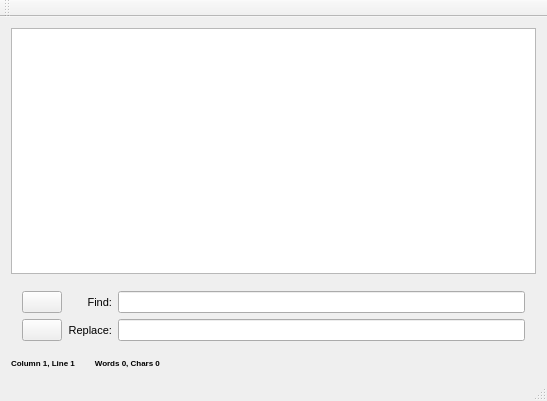
The window that Notepad/notepad.ui (samael205/Programming-Challenges) describes before a commit, drawn with Qt 5.
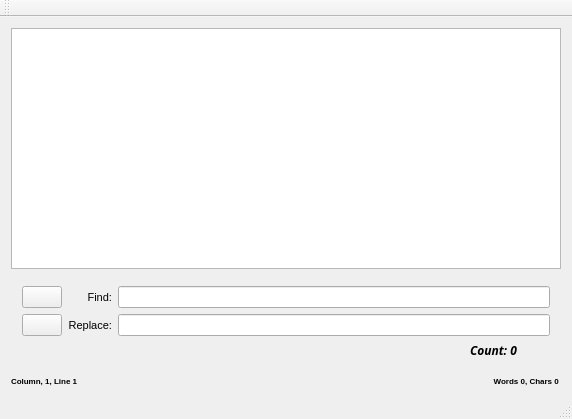
The same window after the commit.

The edit to the form file:
```diff
--- a/Notepad/notepad.ui
+++ b/Notepad/notepad.ui
@@ -6,8 +6,8 @@
    <rect>
     <x>0</x>
     <y>0</y>
-    <width>547</width>
-    <height>401</height>
+    <width>572</width>
+    <height>419</height>
    </rect>
   </property>
   <property name="minimumSize">
@@ -96,11 +96,58 @@
          </property>
         </widget>
        </item>
+       <item row="2" column="2">
+        <widget class="QLabel" name="label_3">
+         <property name="maximumSize">
+          <size>
+           <width>80</width>
+           <height>16777215</height>
+          </size>
+         </property>
+         <property name="sizeIncrement">
+          <size>
+           <width>100</width>
+           <height>0</height>
+          </size>
+         </property>
+         <property name="font">
+          <font>
+           <family>Noto Sans CJK JP Medium</family>
+           <pointsize>9</pointsize>
+           <weight>75</weight>
+           <italic>true</italic>
+           <bold>true</bold>
+          </font>
+         </property>
+         <property name="layoutDirection">
+          <enum>Qt::RightToLeft</enum>
+         </property>
+         <property name="text">
+          <string>Count: 0</string>
+         </property>
+        </widget>
+       </item>
       </layout>
      </widget>
     </item>
     <item>
-     <widget class="QLabel" name="counter">
+     <layout class="QHBoxLayout" name="horizontalLayout">
+      <item>
+       <widget class="QLabel" name="positionCounter">
+        <property name="font">
+         <font>
+          <pointsize>6</pointsize>
+          <weight>75</weight>
+          <bold>true</bold>
+         </font>
+        </property>
+        <property name="text">
+         <string>Column, 1, Line 1</string>
+        </property>
+       </widget>
+      </item>
+      <item>
+       <widget class="QLabel" name="wordCounter">
       <property name="enabled">
        <bool>true</bool>
       </property>
@@ -110,6 +157,12 @@
         <verstretch>0</verstretch>
        </sizepolicy>
       </property>
+        <property name="maximumSize">
+         <size>
+          <width>9000</width>
+          <height>16777215</height>
+         </size>
+        </property>
       <property name="font">
        <font>
         <pointsize>6</pointsize>
@@ -117,10 +170,21 @@
         <bold>true</bold>
        </font>
       </property>
+        <property name="layoutDirection">
+         <enum>Qt::RightToLeft</enum>
+        </property>
+        <property name="autoFillBackground">
+         <bool>true</bool>
+        </property>
       <property name="text">
-       <string>Column 1, Line 1         Words 0, Chars 0</string>
-      </property>
-     </widget>
+         <string>Words 0, Chars 0 </string>
+        </property>
+        <property name="alignment">
+         <set>Qt::AlignRight|Qt::AlignTrailing|Qt::AlignVCenter</set>
+        </property>
+       </widget>
+      </item>
+     </layout>
     </item>
    </layout>
   </widget>
```
Left out of the diff: 2 changed lines with no effect on the pictures. Lines whose indentation alone changed are shown as unchanged.
